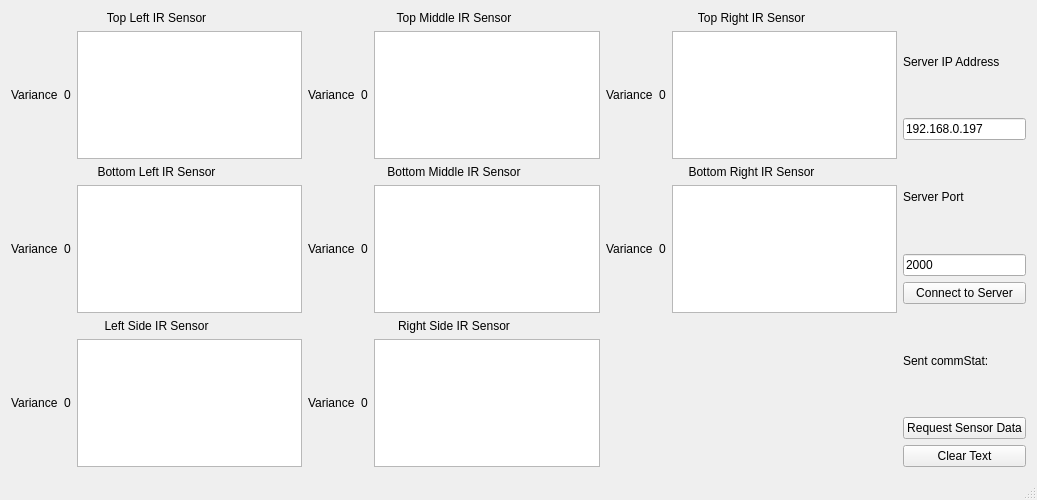
First picture: the form in QtClients/TargetLocatorSensorData/mainwindow.ui, repository madhavpatel6/EmbeddedSystemDesign_Team02, before the edit.
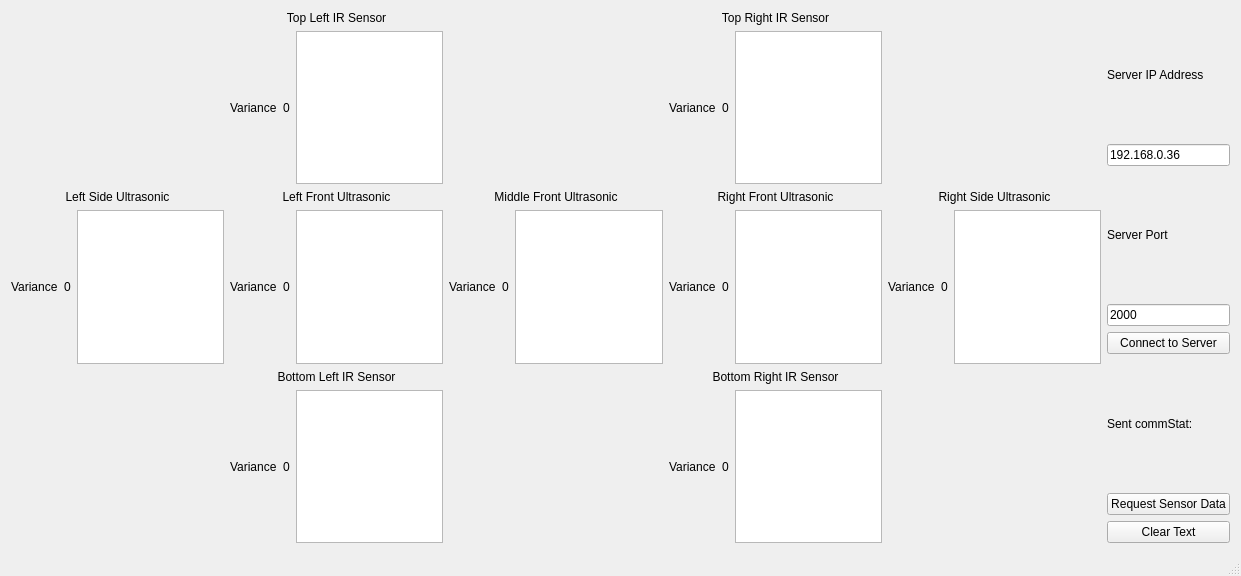
Second picture: the form after the edit.

Commit message: added ultrasonic sensor reading support

What changed in the file:
```diff
--- a/QtClients/TargetLocatorSensorData/mainwindow.ui
+++ b/QtClients/TargetLocatorSensorData/mainwindow.ui
@@ -6,8 +6,8 @@
    <rect>
     <x>0</x>
     <y>0</y>
-    <width>1037</width>
-    <height>500</height>
+    <width>1241</width>
+    <height>576</height>
    </rect>
   </property>
   <property name="windowTitle">
@@ -19,46 +19,6 @@
      <layout class="QHBoxLayout" name="horizontalLayout_4">
       <item>
        <layout class="QGridLayout" name="gridLayout">
-        <item row="4" column="1">
-         <widget class="QLabel" name="label_3">
-          <property name="text">
-           <string>Left Side IR Sensor</string>
-          </property>
-          <property name="alignment">
-           <set>Qt::AlignCenter</set>
-          </property>
-         </widget>
-        </item>
-        <item row="4" column="2">
-         <widget class="QLabel" name="label_5">
-          <property name="text">
-           <string>Right Side IR Sensor</string>
-          </property>
-          <property name="alignment">
-           <set>Qt::AlignCenter</set>
-          </property>
-         </widget>
-        </item>
-        <item row="2" column="1">
-         <widget class="QLabel" name="label_10">
-          <property name="text">
-           <string>Bottom Left IR Sensor</string>
-          </property>
-          <property name="alignment">
-           <set>Qt::AlignCenter</set>
-          </property>
-         </widget>
-        </item>
-        <item row="0" column="2">
-         <widget class="QLabel" name="label_7">
-          <property name="text">
-           <string>Top Middle IR Sensor</string>
-          </property>
-          <property name="alignment">
-           <set>Qt::AlignCenter</set>
-          </property>
-         </widget>
-        </item>
         <item row="0" column="3">
          <widget class="QLabel" name="label_8">
           <property name="text">
@@ -69,16 +29,6 @@
           </property>
          </widget>
         </item>
-        <item row="2" column="2">
-         <widget class="QLabel" name="label_9">
-          <property name="text">
-           <string>Bottom Middle IR Sensor</string>
-          </property>
-          <property name="alignment">
-           <set>Qt::AlignCenter</set>
-          </property>
-         </widget>
-        </item>
         <item row="3" column="2">
          <layout class="QHBoxLayout" name="horizontalLayout_7">
           <item>
@@ -124,34 +74,24 @@
         <item row="3" column="1">
          <layout class="QHBoxLayout" name="horizontalLayout_6">
           <item>
-           <widget class="QLabel" name="labelBL">
+           <widget class="QLabel" name="labelUL">
             <property name="text">
              <string>Variance</string>
             </property>
            </widget>
           </item>
           <item>
-           <widget class="QLabel" name="valuesBL">
+           <widget class="QLabel" name="valuesUL">
             <property name="text">
              <string>0</string>
             </property>
            </widget>
           </item>
           <item>
-           <widget class="QTextBrowser" name="bottomleftBrowser"/>
+           <widget class="QTextBrowser" name="ultraLeftBrowser"/>
           </item>
          </layout>
         </item>
-        <item row="2" column="3">
-         <widget class="QLabel" name="label_6">
-          <property name="text">
-           <string>Bottom Right IR Sensor</string>
-          </property>
-          <property name="alignment">
-           <set>Qt::AlignCenter</set>
-          </property>
-         </widget>
-        </item>
         <item row="0" column="1">
          <widget class="QLabel" name="label_4">
           <property name="text">
@@ -192,29 +132,56 @@
          </layout>
         </item>
         <item row="1" column="2">
-         <layout class="QHBoxLayout" name="horizontalLayout_3">
-          <item>
-           <widget class="QLabel" name="labelTM">
-            <property name="text">
-             <string>Variance</string>
-            </property>
-           </widget>
-          </item>
-          <item>
-           <widget class="QLabel" name="valuesTM">
-            <property name="text">
-             <string>0</string>
-            </property>
-           </widget>
-          </item>
-          <item>
-           <widget class="QTextBrowser" name="topmiddleBrowser"/>
-          </item>
-         </layout>
+         <layout class="QHBoxLayout" name="horizontalLayout_3"/>
         </item>
         <item row="3" column="3">
          <layout class="QHBoxLayout" name="horizontalLayout_8">
           <item>
+           <widget class="QLabel" name="labelUR">
+            <property name="text">
+             <string>Variance</string>
+            </property>
+           </widget>
+          </item>
+          <item>
+           <widget class="QLabel" name="valuesUR">
+            <property name="text">
+             <string>0</string>
+            </property>
+           </widget>
+          </item>
+          <item>
+           <widget class="QTextBrowser" name="ultraRightBrowser"/>
+          </item>
+         </layout>
+        </item>
+        <item row="5" column="1">
+         <layout class="QHBoxLayout" name="horizontalLayout_10">
+          <item>
+           <widget class="QLabel" name="labelBL">
+            <property name="text">
+             <string>Variance</string>
+            </property>
+           </widget>
+          </item>
+          <item>
+           <widget class="QLabel" name="valuesBL">
+            <property name="text">
+             <string>0</string>
+            </property>
+           </widget>
+          </item>
+          <item>
+           <widget class="QTextBrowser" name="bottomleftBrowser"/>
+          </item>
+         </layout>
+        </item>
+        <item row="5" column="2">
+         <layout class="QHBoxLayout" name="horizontalLayout_11"/>
+        </item>
+        <item row="5" column="3">
+         <layout class="QHBoxLayout" name="horizontalLayout">
+          <item>
            <widget class="QLabel" name="labelBR">
             <property name="text">
              <string>Variance</string>
@@ -233,10 +200,80 @@
           </item>
          </layout>
         </item>
-        <item row="5" column="1">
-         <layout class="QHBoxLayout" name="horizontalLayout_10">
+        <item row="2" column="3">
+         <widget class="QLabel" name="label_7">
+          <property name="text">
+           <string>Right Front Ultrasonic</string>
+          </property>
+          <property name="alignment">
+           <set>Qt::AlignCenter</set>
+          </property>
+         </widget>
+        </item>
+        <item row="4" column="1">
+         <widget class="QLabel" name="label_10">
+          <property name="text">
+           <string>Bottom Left IR Sensor</string>
+          </property>
+          <property name="alignment">
+           <set>Qt::AlignCenter</set>
+          </property>
+         </widget>
+        </item>
+        <item row="2" column="2">
+         <widget class="QLabel" name="label_11">
+          <property name="text">
+           <string>Middle Front Ultrasonic</string>
+          </property>
+          <property name="alignment">
+           <set>Qt::AlignCenter</set>
+          </property>
+         </widget>
+        </item>
+        <item row="4" column="3">
+         <widget class="QLabel" name="label_6">
+          <property name="text">
+           <string>Bottom Right IR Sensor</string>
+          </property>
+          <property name="alignment">
+           <set>Qt::AlignCenter</set>
+          </property>
+         </widget>
+        </item>
+        <item row="2" column="1">
+         <widget class="QLabel" name="label_5">
+          <property name="text">
+           <string>Left Front Ultrasonic</string>
+          </property>
+          <property name="alignment">
+           <set>Qt::AlignCenter</set>
+          </property>
+         </widget>
+        </item>
+        <item row="2" column="0">
+         <widget class="QLabel" name="label_3">
+          <property name="text">
+           <string>Left Side Ultrasonic</string>
+          </property>
+          <property name="alignment">
+           <set>Qt::AlignCenter</set>
+          </property>
+         </widget>
+        </item>
+        <item row="2" column="4">
+         <widget class="QLabel" name="label_9">
+          <property name="text">
+           <string>Right Side Ultrasonic</string>
+          </property>
+          <property name="alignment">
+           <set>Qt::AlignCenter</set>
+          </property>
+         </widget>
+        </item>
+        <item row="3" column="0">
+         <layout class="QHBoxLayout" name="horizontalLayout_9">
           <item>
-           <widget class="QLabel" name="labelLeftSide">
+           <widget class="QLabel" name="labelLS">
             <property name="text">
              <string>Variance</string>
             </property>
@@ -250,14 +287,22 @@
            </widget>
           </item>
           <item>
-           <widget class="QTextBrowser" name="leftsideBrowser"/>
+           <widget class="QTextBrowser" name="ultraLeftSideBrowser">
+            <property name="html">
+             <string>&lt;!DOCTYPE HTML PUBLIC &quot;-//W3C//DTD HTML 4.0//EN&quot; &quot;http://www.w3.org/TR/REC-html40/strict.dtd&quot;&gt;
+&lt;html&gt;&lt;head&gt;&lt;meta name=&quot;qrichtext&quot; content=&quot;1&quot; /&gt;&lt;style type=&quot;text/css&quot;&gt;
+p, li { white-space: pre-wrap; }
+&lt;/style&gt;&lt;/head&gt;&lt;body style=&quot; font-family:'MS Shell Dlg 2'; font-size:8.25pt; font-weight:400; font-style:normal;&quot;&gt;
+&lt;p style=&quot;-qt-paragraph-type:empty; margin-top:0px; margin-bottom:0px; margin-left:0px; margin-right:0px; -qt-block-indent:0; text-indent:0px;&quot;&gt;&lt;br /&gt;&lt;/p&gt;&lt;/body&gt;&lt;/html&gt;</string>
+            </property>
+           </widget>
           </item>
          </layout>
         </item>
-        <item row="5" column="2">
-         <layout class="QHBoxLayout" name="horizontalLayout_11">
+        <item row="3" column="4">
+         <layout class="QHBoxLayout" name="horizontalLayout_12">
           <item>
-           <widget class="QLabel" name="labelRightSide">
+           <widget class="QLabel" name="labelRS">
             <property name="text">
              <string>Variance</string>
             </property>
@@ -271,7 +316,15 @@
            </widget>
           </item>
           <item>
-           <widget class="QTextBrowser" name="rightsideBrowser"/>
+           <widget class="QTextBrowser" name="ultraRightSideBrowser">
+            <property name="html">
+             <string>&lt;!DOCTYPE HTML PUBLIC &quot;-//W3C//DTD HTML 4.0//EN&quot; &quot;http://www.w3.org/TR/REC-html40/strict.dtd&quot;&gt;
+&lt;html&gt;&lt;head&gt;&lt;meta name=&quot;qrichtext&quot; content=&quot;1&quot; /&gt;&lt;style type=&quot;text/css&quot;&gt;
+p, li { white-space: pre-wrap; }
+&lt;/style&gt;&lt;/head&gt;&lt;body style=&quot; font-family:'MS Shell Dlg 2'; font-size:8.25pt; font-weight:400; font-style:normal;&quot;&gt;
+&lt;p style=&quot;-qt-paragraph-type:empty; margin-top:0px; margin-bottom:0px; margin-left:0px; margin-right:0px; -qt-block-indent:0; text-indent:0px;&quot;&gt;&lt;br /&gt;&lt;/p&gt;&lt;/body&gt;&lt;/html&gt;</string>
+            </property>
+           </widget>
           </item>
          </layout>
         </item>
@@ -289,7 +342,7 @@
         <item>
          <widget class="QLineEdit" name="serverIPAddressInput">
           <property name="text">
-           <string>192.168.0.197</string>
+           <string>192.168.0.36</string>
           </property>
          </widget>
         </item>
```
Left out of the diff: 6 changed lines with no effect on the pictures. The commit also changes 4 other files.
